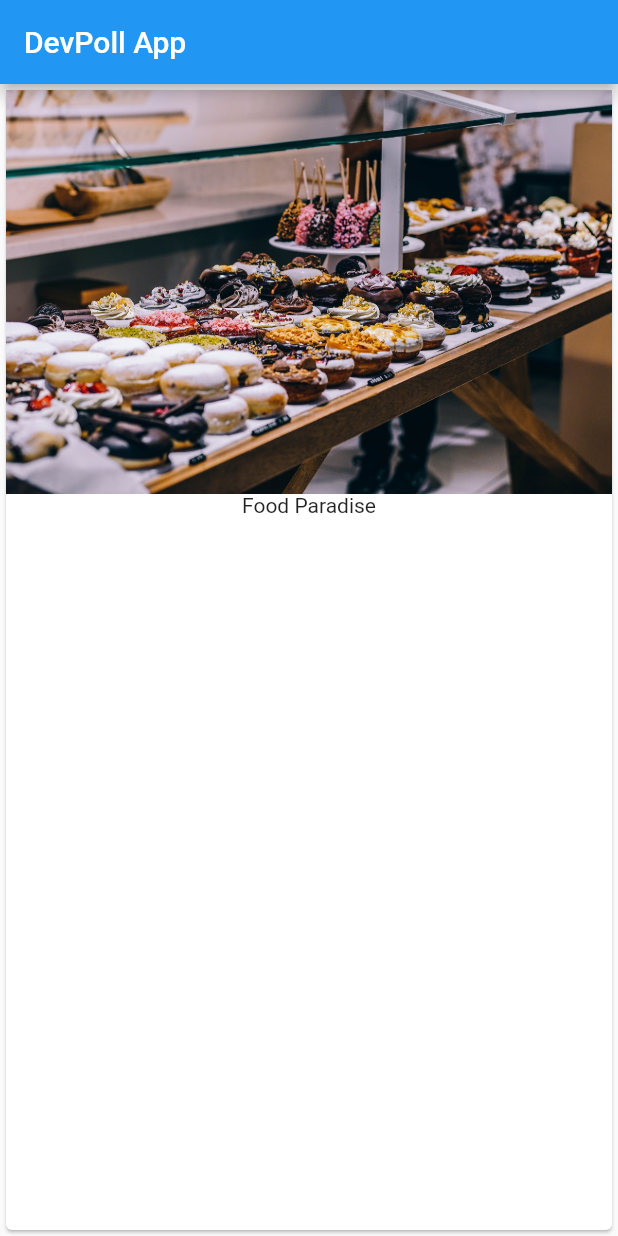
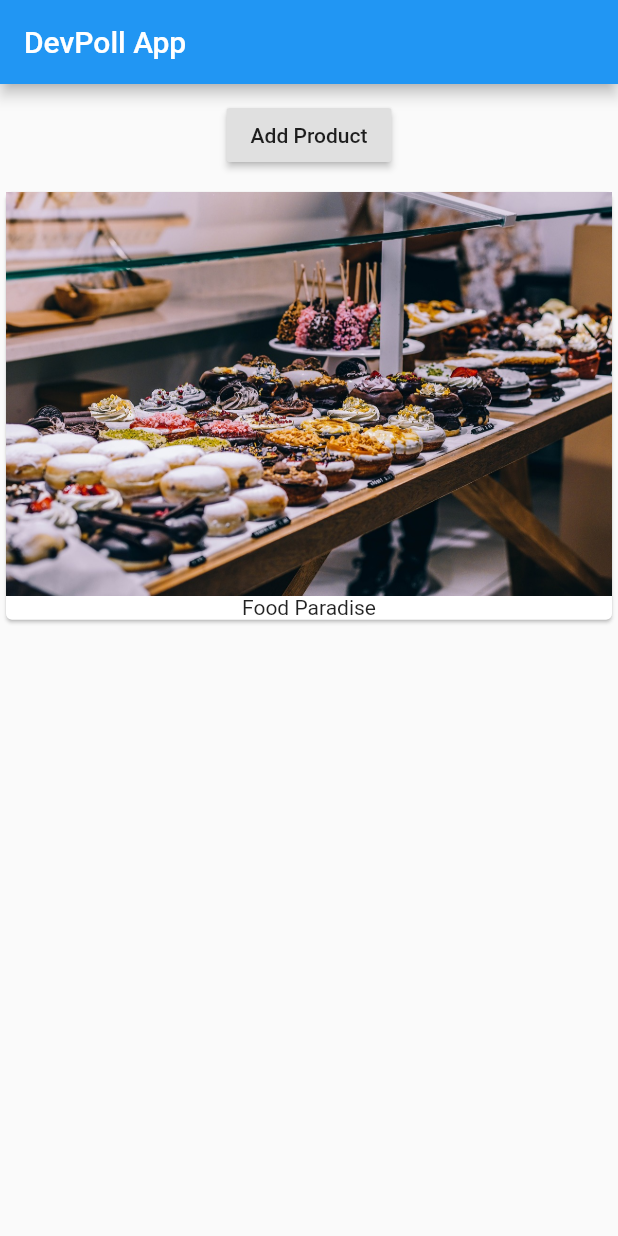
Before and after one commit to dcdevito/devpoll_flutter, a Flutter app: the screen it shows after launch, on a phone screen of 412 x 824 dp. Run offline on Flutter 3.47's test engine with Material 2 defaults, Android fonts, the phone set to English and light mode, and no system bars.

Commit message:
added styling and buttons

```diff
--- a/lib/main.dart
+++ b/lib/main.dart
@@ -1,7 +1,6 @@
 import 'package:flutter/material.dart';
 
 void main() => runApp(Devpoll());
-
 
 //classes used to create blueprint for new widgets (objects)
 class Devpoll extends StatelessWidget {
@@ -13,13 +12,25 @@ class Devpoll extends StatelessWidget {
           appBar: AppBar(
             title: Text('DevPoll App'),
           ),
-        body: Card(child: Column(children: <Widget>[
+          body: Column(
+            children: [
+              Container(
+                margin: EdgeInsets.all(10.0),
+                child: RaisedButton(
+                onPressed: () {},
+                child: Text('Add Product'),
+              ),
+              ),
+              Card(
+                child: Column(
+                  children: <Widget>[
                     Image.asset('assets/food.jpg'),
                     Text('Food Paradise')
-
-
-         ] ),),
+                  ],
                 ),
+              ),
+            ],
+          )),
     );
   }
 }
```
Lines whose indentation alone changed are shown as unchanged.
